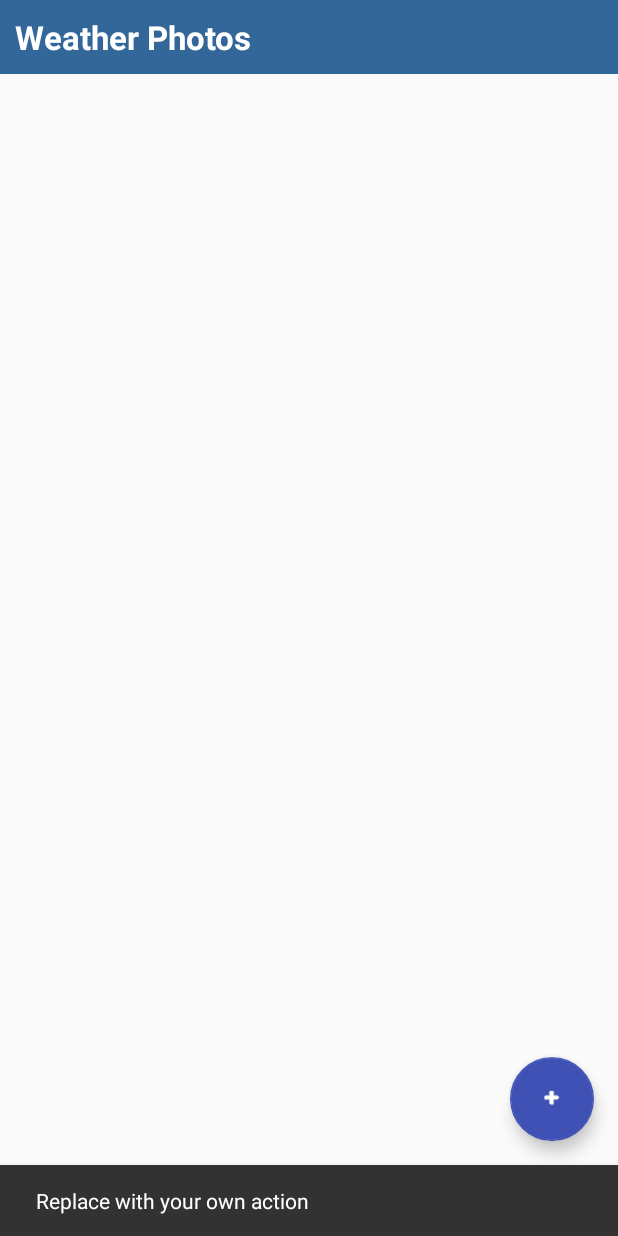
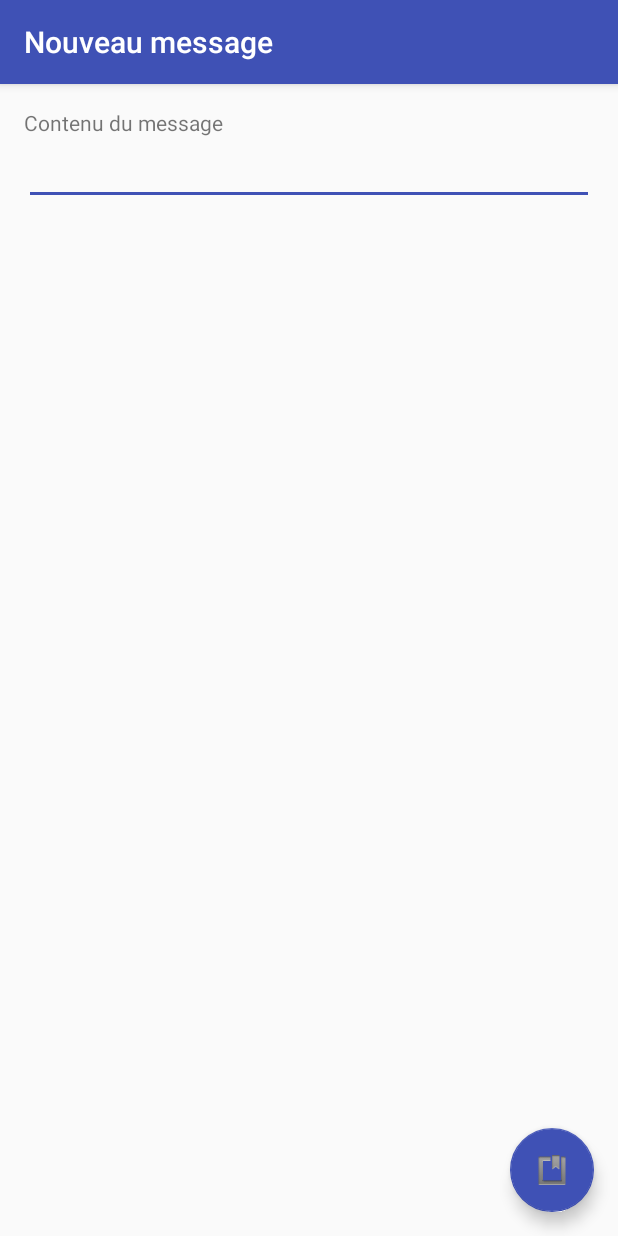
Before and after one commit to tomIEM/DatabaseApp, an Android app: the screen it shows after launch (MainActivity before the commit, DetailActivity after it), after a tap on an icon or button, on a phone screen of 412 x 824 dp. Run offline under Robolectric (Android 15) with nearby library versions, the phone set to English and light mode, and no system bars.

Commit message:
Ajout de la création et modifications des messages

```diff
--- a/app/src/main/AndroidManifest.xml
+++ b/app/src/main/AndroidManifest.xml
@@ -18,6 +18,11 @@
                 <category android:name="android.intent.category.LAUNCHER" />
             </intent-filter>
         </activity>
+        <activity
+            android:name=".DetailActivity"
+            android:label="@string/title_activity_detail"
+            android:theme="@style/AppTheme.NoActionBar" >
+        </activity>
     </application>
 
 </manifest>
--- /dev/null
+++ b/app/src/main/java/com/levy/tom/databaseapp/DetailActivity.java
@@ -0,0 +1,78 @@
+package com.levy.tom.databaseapp;
+
+import android.content.Intent;
+import android.os.Bundle;
+import android.support.design.widget.FloatingActionButton;
+import android.support.design.widget.Snackbar;
+import android.support.v7.app.AppCompatActivity;
+import android.support.v7.widget.Toolbar;
+import android.util.Log;
+import android.view.View;
+import android.widget.EditText;
+import android.widget.TextView;
+
+public class DetailActivity extends AppCompatActivity {
+
+    Long id = null;
+    TextView label_content;
+    EditText content;
+    MessageDAO db= new MessageDAO(this);
+
+    @Override
+    protected void onCreate(Bundle savedInstanceState) {
+        super.onCreate(savedInstanceState);
+        setContentView(R.layout.activity_detail);
+        Toolbar toolbar = (Toolbar) findViewById(R.id.toolbar);
+
+        label_content = (TextView) findViewById(R.id.label_content);
+        content = (EditText) findViewById(R.id.content);
+
+        Intent intent=this.getIntent();
+        id = intent.getLongExtra("key", 0);
+
+        Log.d("DetailActivity", String.valueOf(id));
+
+        if(id>0){
+        //Update
+            toolbar.setTitle("Message " + id);
+
+            Message m = null;
+            db.open();
+            m = db.get(id);
+            db.close();
+            content.setText(m.getContent());
+
+        }else{
+        //Insert
+            toolbar.setTitle("Nouveau message");
+        }
+
+        setSupportActionBar(toolbar);
+
+        FloatingActionButton fab = (FloatingActionButton) findViewById(R.id.fab);
+        fab.setOnClickListener(new View.OnClickListener() {
+
+            @Override
+            public void onClick(View view) {
+                if(id>0) {
+
+                    Message m = null;
+                    db.open();
+                    m = db.get(id);
+                    m.setContent(String.valueOf(content.getText()));
+                    db.modifier(m);
+                    db.close();
+                    finish();
+
+                }else{
+                    Message m = new Message(0,String.valueOf(content.getText()),12);
+                    db.open();
+                    db.ajouter(m);
+                    db.close();
+                    finish();
+                }
+            }
+        });
+    }
+
+}
--- a/app/src/main/java/com/levy/tom/databaseapp/MainActivity.java
+++ b/app/src/main/java/com/levy/tom/databaseapp/MainActivity.java
@@ -1,5 +1,6 @@
 package com.levy.tom.databaseapp;
 
+import android.content.Intent;
 import android.os.Bundle;
 import android.support.design.widget.FloatingActionButton;
 import android.support.design.widget.Snackbar;
@@ -9,6 +10,7 @@ import android.util.Log;
 import android.view.View;
 import android.view.Menu;
 import android.view.MenuItem;
+import android.widget.AdapterView;
 import android.widget.ArrayAdapter;
 import android.widget.ListView;
 import android.widget.SimpleCursorAdapter;
@@ -23,6 +25,35 @@ public class MainActivity extends AppCompatActivity {
     ArrayList<Message> liste = null;
     MessageDAO db= new MessageDAO(this);
 
+
+    @Override
+    protected void onStart() {
+        super.onStart();
+        listView = (ListView) findViewById(R.id.listView);
+
+        db.open();
+        liste = db.getAll();
+        db.close();
+
+        final MyAdapter adapter = new MyAdapter(this,
+                R.layout.listview_item_row, liste);
+
+
+        listView.setAdapter(adapter);
+
+        listView.setOnItemClickListener(new AdapterView.OnItemClickListener() {
+            @Override
+            public void onItemClick(AdapterView<?> parent, View view, int position, long id) {
+                Message item = adapter.getItem(position);
+                Log.d("MainActivity", String.valueOf(item.getId()));
+                Intent intent = new Intent(MainActivity.this, DetailActivity.class);
+                intent.putExtra("key", item.getId());
+                startActivity(intent);
+
+            }
+        });
+    }
+
     @Override
     protected void onCreate(Bundle savedInstanceState) {
         super.onCreate(savedInstanceState);
@@ -35,21 +66,38 @@ public class MainActivity extends AppCompatActivity {
         liste = db.getAll();
         db.close();
 
-        MyAdapter adapter = new MyAdapter(this,
+        final MyAdapter adapter = new MyAdapter(this,
                 R.layout.listview_item_row, liste);
 
 
         View header = (View)getLayoutInflater().inflate(R.layout.listview_header_row, null);
         listView.addHeaderView(header);
 
-        listView.setAdapter(adapter);
+        /*listView.setAdapter(adapter);
+
+        listView.setOnItemClickListener(new AdapterView.OnItemClickListener() {
+            @Override
+            public void onItemClick(AdapterView<?> parent, View view, int position, long id) {
+                Message item = adapter.getItem(position);
+                Log.d("MainActivity",String.valueOf(item.getId()));
+                Intent intent = new Intent(MainActivity.this,DetailActivity.class);
+                intent.putExtra("key", item.getId());
+                startActivity(intent);
+
+            }
+        });
+*/
+
 
         FloatingActionButton fab = (FloatingActionButton) findViewById(R.id.fab);
         fab.setOnClickListener(new View.OnClickListener() {
             @Override
             public void onClick(View view) {
-                Snackbar.make(view, "Replace with your own action", Snackbar.LENGTH_LONG)
-                        .setAction("Action", null).show();
+                Intent intent = new Intent(MainActivity.this,DetailActivity.class);
+                startActivity(intent);
+
+               /* Snackbar.make(view, "Replace with your own action", Snackbar.LENGTH_LONG)
+                        .setAction("Action", null).show();*/
             }
         });
     }
--- a/app/src/main/java/com/levy/tom/databaseapp/MyAdapter.java
+++ b/app/src/main/java/com/levy/tom/databaseapp/MyAdapter.java
@@ -55,9 +55,14 @@ public class MyAdapter extends ArrayAdapter<Message> {
         return row;
     }
 
+    public Message getItem(Integer position) {
+        return data.get(position);
+    }
+
     static class MessageHolder
     {
         ImageView imgIcon;
         TextView txtTitle;
     }
+
 }
--- /dev/null
+++ b/app/src/main/res/layout/activity_detail.xml
@@ -0,0 +1,25 @@
+<?xml version="1.0" encoding="utf-8"?>
+<android.support.design.widget.CoordinatorLayout
+    xmlns:android="http://schemas.android.com/apk/res/android"
+    xmlns:app="http://schemas.android.com/apk/res-auto"
+    xmlns:tools="http://schemas.android.com/tools" android:layout_width="match_parent"
+    android:layout_height="match_parent" android:fitsSystemWindows="true"
+    tools:context="com.levy.tom.databaseapp.DetailActivity">
+
+    <android.support.design.widget.AppBarLayout android:layout_height="wrap_content"
+        android:layout_width="match_parent" android:theme="@style/AppTheme.AppBarOverlay">
+
+        <android.support.v7.widget.Toolbar android:id="@+id/toolbar"
+            android:layout_width="match_parent" android:layout_height="?attr/actionBarSize"
+            android:background="?attr/colorPrimary" app:popupTheme="@style/AppTheme.PopupOverlay" />
+
+    </android.support.design.widget.AppBarLayout>
+
+    <include layout="@layout/content_detail" />
+
+    <android.support.design.widget.FloatingActionButton android:id="@+id/fab"
+        android:layout_width="wrap_content" android:layout_height="wrap_content"
+        android:layout_gravity="bottom|end" android:layout_margin="@dimen/fab_margin"
+        android:src="@android:drawable/ic_input_get" />
+
+</android.support.design.widget.CoordinatorLayout>
--- /dev/null
+++ b/app/src/main/res/layout/content_detail.xml
@@ -0,0 +1,26 @@
+<?xml version="1.0" encoding="utf-8"?>
+<LinearLayout xmlns:android="http://schemas.android.com/apk/res/android"
+    xmlns:tools="http://schemas.android.com/tools"
+    xmlns:app="http://schemas.android.com/apk/res-auto" android:layout_width="match_parent"
+    android:layout_height="match_parent" android:paddingLeft="@dimen/activity_horizontal_margin"
+    android:paddingRight="@dimen/activity_horizontal_margin"
+    android:paddingTop="@dimen/activity_vertical_margin"
+    android:paddingBottom="@dimen/activity_vertical_margin"
+    app:layout_behavior="@string/appbar_scrolling_view_behavior"
+    tools:showIn="@layout/activity_detail" tools:context="com.levy.tom.databaseapp.DetailActivity"
+    android:orientation="vertical">
+
+    <TextView
+        android:layout_width="wrap_content"
+        android:layout_height="wrap_content"
+        android:text="@string/label_content"
+        android:id="@+id/label_content" />
+
+    <EditText
+        android:layout_width="match_parent"
+        android:layout_height="wrap_content"
+        android:inputType="textMultiLine"
+        android:ems="10"
+        android:id="@+id/content" />
+
+</LinearLayout>
--- a/app/src/main/res/layout/listview_header_row.xml
+++ b/app/src/main/res/layout/listview_header_row.xml
@@ -15,7 +15,7 @@
         android:textSize="22dp"
         android:textColor="#FFFFFF"
         android:padding="10dp"
-        android:text="Weather Photos"
+        android:text="Vos messages"
         android:background="#336699" />
 
 </LinearLayout>
--- a/app/src/main/res/values/strings.xml
+++ b/app/src/main/res/values/strings.xml
@@ -1,4 +1,6 @@
 <resources>
     <string name="app_name">DatabaseApp</string>
     <string name="action_settings">Settings</string>
+    <string name="title_activity_detail">DetailActivity</string>
+    <string name="label_content">Contenu du message</string>
 </resources>
```
